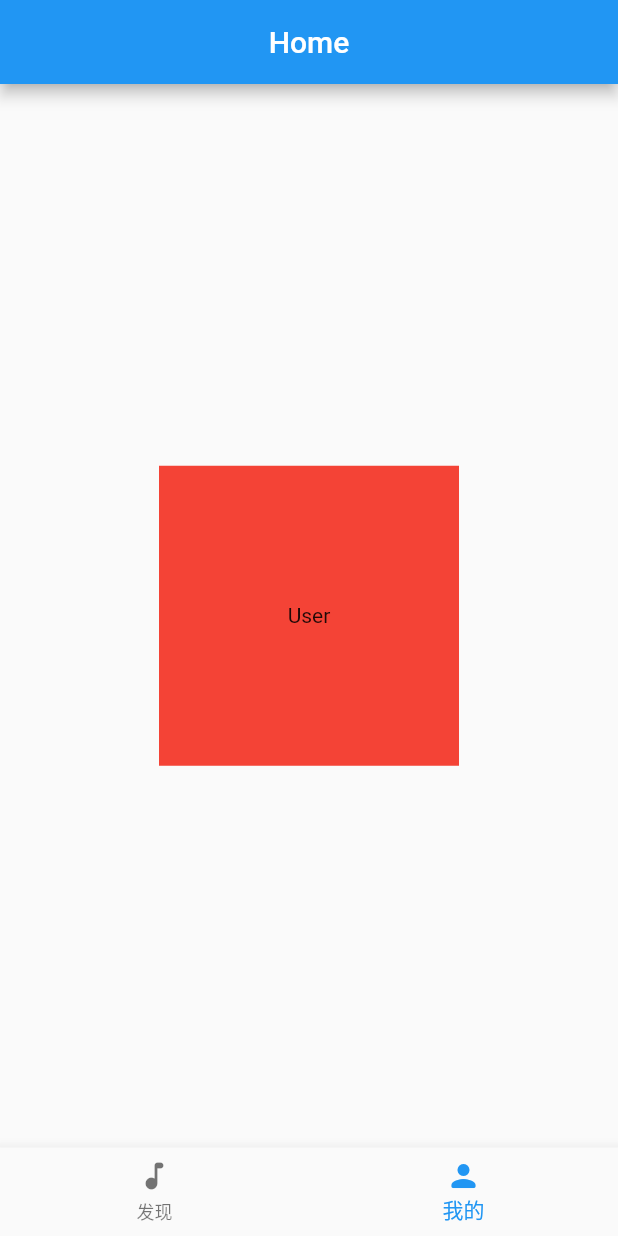
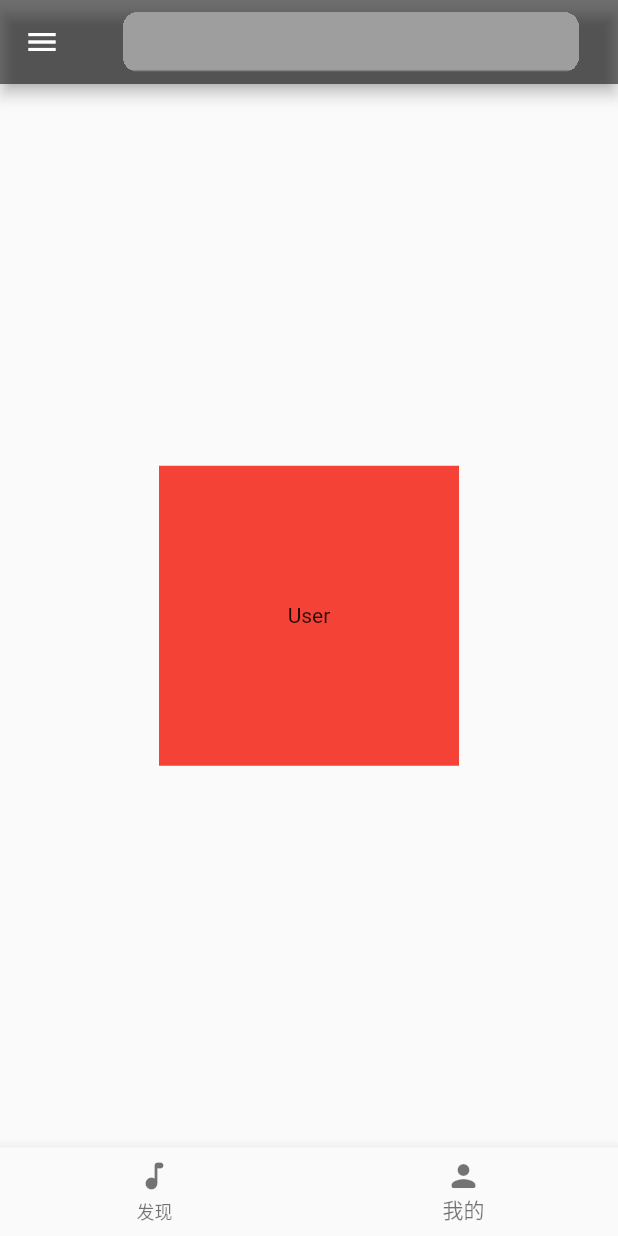
Before and after one commit to Ashen-You/my_demo, a Flutter app: the screen it shows after launch, item 2 of the bottom bar chosen, on a phone screen of 412 x 824 dp. Run offline on Flutter 3.47's test engine with Material 2 defaults, Android fonts, the light colour scheme and no system bars; our stand-ins replace card_swiper, flutter_spinkit, get.

Commit message:
fix: fix bug of index out of length

```diff
--- a/lib/main.dart
+++ b/lib/main.dart
@@ -15,6 +15,24 @@ class MyApp extends StatelessWidget {
 
   @override
   Widget build(BuildContext context) {
-    return GetMaterialApp(home: const Home(), getPages: FwkNavigator().pages);
+    return GetMaterialApp(
+        home: const Home(),
+        theme: ThemeData(
+          colorScheme: const ColorScheme(
+              brightness: Brightness.light,
+              primary: Colors.black54,
+              onPrimary: Colors.white,
+              secondary: Colors.white54,
+              onSecondary: Colors.black,
+              error: Colors.red,
+              onError: Colors.yellow,
+              background: Colors.blue,
+              onBackground: Colors.white,
+              surface: Colors.green,
+              onSurface: Colors.black87
+          ),
+        ),
+        getPages: FwkNavigator().pages
+    );
   }
 }
--- a/lib/modules/home/presentation/controller/home_controller.dart
+++ b/lib/modules/home/presentation/controller/home_controller.dart
@@ -12,8 +12,6 @@ mixin HomeController on NavigationPageControllerMixin {
 
   int get tabCount => tabs.length;
 
-  int get nowIndex => tabController.index;
-
   updateIndex(index) {
     tabController.index = index;
     refreshPage();
--- a/lib/modules/home/presentation/view/home.dart
+++ b/lib/modules/home/presentation/view/home.dart
@@ -3,6 +3,7 @@ import 'package:my_demo/modules/home/presentation/controller/home_controller.dar
 import 'package:my_demo/modules/home/presentation/view_model/tab_view_model.dart';
 import 'package:my_demo/modules/main_view/presentation/view/main_view.dart';
 import 'package:my_demo/modules/user_view/presentation/view/user_view.dart';
+import 'package:my_demo/widgets/input_widget.dart';
 import 'package:my_demo/widgets/navigationPage/navigation_page.dart';
 
 class Home extends NavigationPage {
@@ -12,7 +13,8 @@ class Home extends NavigationPage {
   NavigationPageState<Home> createState() => _HomeState();
 }
 
-class _HomeState extends NavigationPageState<Home> with HomeController, SingleTickerProviderStateMixin {
+class _HomeState extends NavigationPageState<Home>
+    with HomeController, SingleTickerProviderStateMixin {
   @override
   String? get title => 'Home';
 
@@ -24,25 +26,29 @@ class _HomeState extends NavigationPageState<Home> with HomeController, SingleTi
 
   @override
   Widget buildContentWidget(context) {
-    return TabBarView(
-      controller: tabController,
+    return IndexedStack(
+      index: tabController.index,
       children: const [MainView(), UserView()],
+    );
+  }
+
+  @override
+  PreferredSizeWidget? buildAppBarWidget() {
+    return AppBar(
+      leading: const Icon(Icons.menu),
+      title: const InputWidget(),
     );
   }
 
   @override
   Widget buildBottomNavigationBar(context) {
     return BottomNavigationBar(
-      items: tabs.map((tabVM) => _buildBarItem(tabVM)).toList(),
-      onTap: (index) => updateIndex(index),
-      currentIndex: tabController.index,
-    );
+        items: tabs.map((tabVM) => _buildBarItem(tabVM)).toList(),
+        onTap: (index) => updateIndex(index),
+        currentIndex: tabController.index);
   }
 
   BottomNavigationBarItem _buildBarItem(TabViewModel tabVM) {
-    return BottomNavigationBarItem(
-      icon: tabVM.icon,
-      label: tabVM.title
-    );
+    return BottomNavigationBarItem(icon: tabVM.icon, label: tabVM.title);
   }
 }
--- a/lib/modules/user_view/presentation/view/user_view.dart
+++ b/lib/modules/user_view/presentation/view/user_view.dart
@@ -1,4 +1,6 @@
 import 'package:flutter/material.dart';
+import 'package:get/get.dart';
+
 import 'package:my_demo/modules/user_view/presentation/controller/user_controller.dart';
 
 class UserView extends StatefulWidget {
@@ -9,14 +11,20 @@ class UserView extends StatefulWidget {
 }
 
 class _UserState extends State<UserView> with UserViewController {
+  var index = 0.obs;
+  List colors = <Color>[Colors.red, Colors.blue, Colors.green];
+
   @override
   Widget build(BuildContext context) {
     return Center(
-      child: Container(
-        color: Colors.red,
-        width: 200,
-        height: 200,
-        child: Center(child: Text('User')),
+      child: GestureDetector(
+        onTap: () => index.value = (index.value + 1) % 3,
+        child: Obx(() => Container(
+          color: colors[index.value],
+          width: 200,
+          height: 200,
+          child: const Center(child: Text('User')),
+        ))
       ),
     );
   }
--- /dev/null
+++ b/lib/widgets/input_widget.dart
@@ -0,0 +1,22 @@
+import 'package:flutter/material.dart';
+import 'package:my_demo/widgets/rounded_widget.dart';
+
+class InputWidget extends StatefulWidget {
+  const InputWidget({Key? key}) : super(key: key);
+
+  @override
+  State<InputWidget> createState() => _InputWidgetState();
+}
+
+class _InputWidgetState extends State<InputWidget> {
+  @override
+  Widget build(BuildContext context) {
+    return RoundedWidget(
+      height: 40,
+      child: Container(
+        color: Colors.grey,
+        child: TextFormField(),
+      ),
+    );
+  }
+}
--- a/lib/widgets/navigationPage/navigation_page.dart
+++ b/lib/widgets/navigationPage/navigation_page.dart
@@ -29,14 +29,14 @@ abstract class NavigationPageState<T extends NavigationPage>
   @override
   Widget build(BuildContext context) {
     return Scaffold(
-      appBar: _buildAppBarWidget(),
+      appBar: buildAppBarWidget(),
       body: _buildBodyWidget(),
       bottomNavigationBar: buildBottomNavigationBar(context),
       backgroundColor: backgroundColor,
     );
   }
 
-  PreferredSizeWidget? _buildAppBarWidget() {
+  PreferredSizeWidget? buildAppBarWidget() {
     return AppBar(
       leading: leading,
       title: Text(title ?? ''),
```
